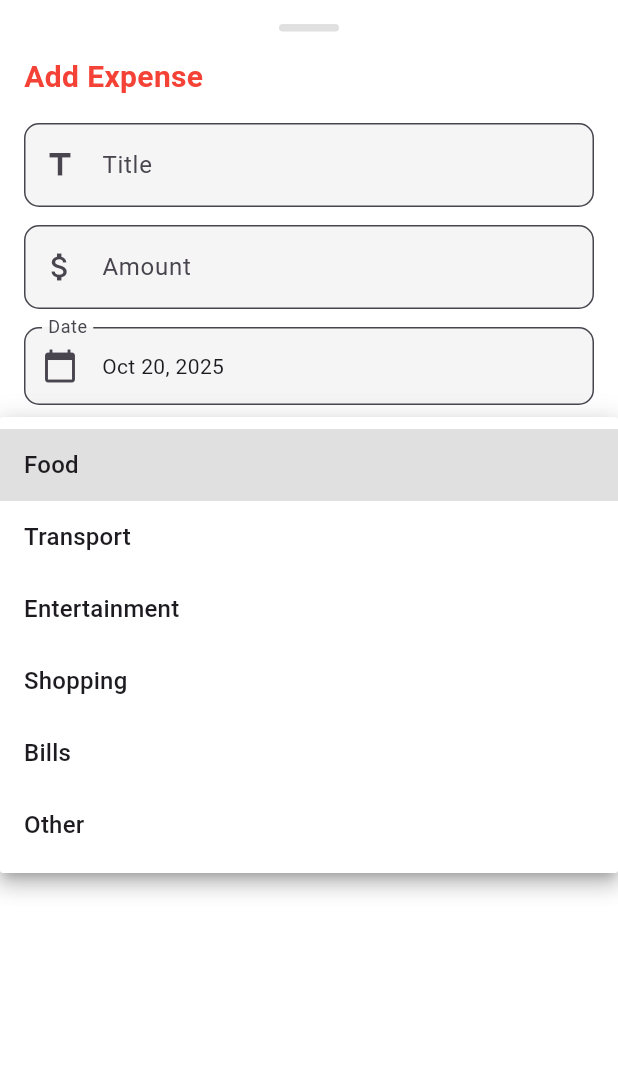
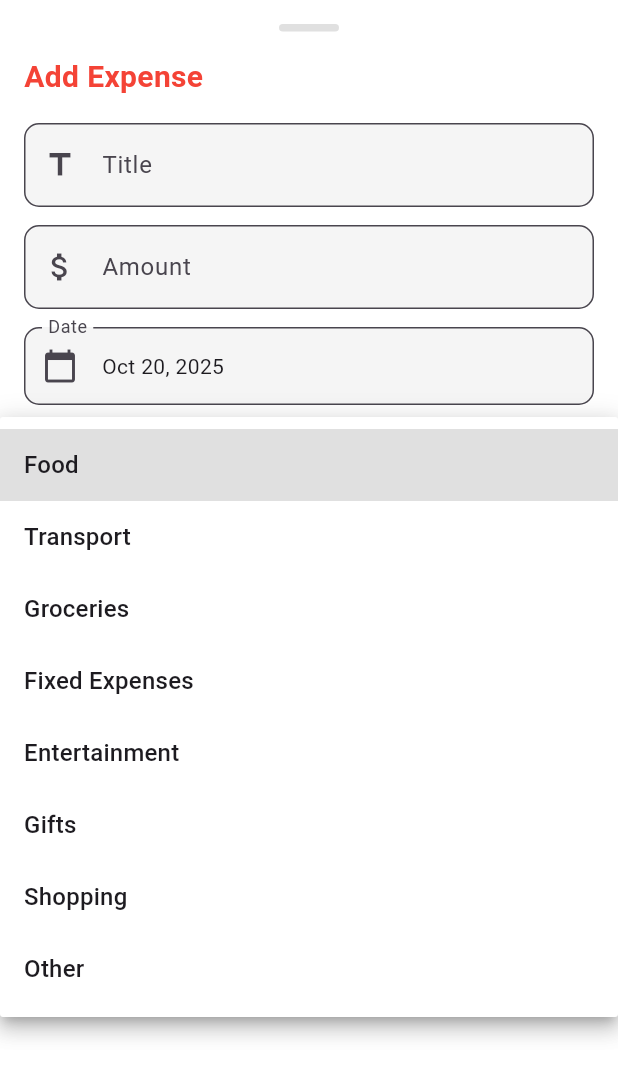
Before and after one commit to MikiTsa/Expenses-Tracker, a Flutter app: the TransactionForm widget shown alone on an empty page, opened directly with empty values, after a tap on "Category", on a phone screen of 412 x 824 dp. Shown: the top 1077 px of the screen. Run offline on Flutter 3.47's test engine with Material 3 defaults, Android fonts, the phone set to English and light mode, and no system bars.

```diff
--- a/lib/main.dart
+++ b/lib/main.dart
@@ -56,8 +56,9 @@ class MyApp extends StatelessWidget {
 
 /*  TO DO:
       - EDIT  *done
-      - CATEGORIES sredi gi
+      - CATEGORIES sredi gi   *done
       - PIXELS screenshotot   *done
+      - FIREBASE integration
       - SIDEBAR tab
         * HISTORY with filters
         * SETTINGS
--- a/lib/widgets/transaction_form.dart
+++ b/lib/widgets/transaction_form.dart
@@ -58,19 +58,21 @@ class _TransactionFormState extends State<TransactionForm> {
         return [
           'Food',
           'Transport',
+          'Groceries',
+          'Fixed Expenses',
           'Entertainment',
+          'Gifts',
           'Shopping',
-          'Bills',
           'Other',
         ];
       case TransactionType.income:
-        return ['Salary', 'Freelance', 'Gift', 'Investment', 'Other'];
+        return ['Salary', 'Parents', 'Gift', 'Investment', 'Other'];
       case TransactionType.saving:
         return [
           'Emergency Fund',
-          'Retirement',
+          'Education',
           'Vacation',
-          'Education',
+          'Gifts',
           'Home',
           'Other',
         ];
@@ -238,7 +240,7 @@ class _TransactionFormState extends State<TransactionForm> {
 
                 // Category Dropdown
                 DropdownButtonFormField<String>(
-                  value: _selectedCategory,
+                  initialValue: _selectedCategory,
                   decoration: const InputDecoration(
                     labelText: 'Category',
                     prefixIcon: Icon(Icons.category),
```
